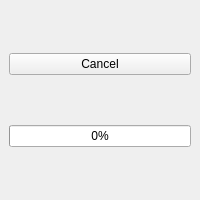
skeptlk/qgis-object-detection, file plugin/dialogs/detection_dock_widget.ui: the form before one commit.
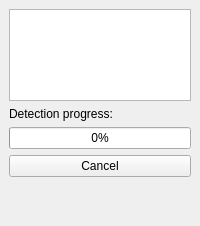
The form after the commit.

```diff
--- a/plugin/dialogs/detection_dock_widget.ui
+++ b/plugin/dialogs/detection_dock_widget.ui
@@ -7,7 +7,7 @@
     <x>0</x>
     <y>0</y>
     <width>200</width>
-    <height>200</height>
+    <height>226</height>
    </rect>
   </property>
   <property name="windowTitle">
@@ -16,9 +16,25 @@
   <widget class="QWidget" name="dockWidgetContents">
    <layout class="QVBoxLayout" name="verticalLayout">
     <item>
-     <widget class="QPushButton" name="pushButton">
+     <widget class="QListView" name="detectionTypesListView">
+      <property name="sizePolicy">
+       <sizepolicy hsizetype="Expanding" vsizetype="Maximum">
+        <horstretch>0</horstretch>
+        <verstretch>1</verstretch>
+       </sizepolicy>
+      </property>
+      <property name="minimumSize">
+       <size>
+        <width>0</width>
+        <height>1</height>
+       </size>
+      </property>
+     </widget>
+    </item>
+    <item>
+     <widget class="QLabel" name="label">
       <property name="text">
-       <string>Cancel</string>
+       <string>Detection progress:</string>
       </property>
      </widget>
     </item>
@@ -29,6 +45,26 @@
       </property>
      </widget>
     </item>
+    <item>
+     <widget class="QPushButton" name="cancelButton">
+      <property name="text">
+       <string>Cancel</string>
+      </property>
+     </widget>
+    </item>
+    <item>
+     <spacer name="verticalSpacer">
+      <property name="orientation">
+       <enum>Qt::Vertical</enum>
+      </property>
+      <property name="sizeHint" stdset="0">
+       <size>
+        <width>20</width>
+        <height>40</height>
+       </size>
+      </property>
+     </spacer>
+    </item>
    </layout>
   </widget>
  </widget>
```
